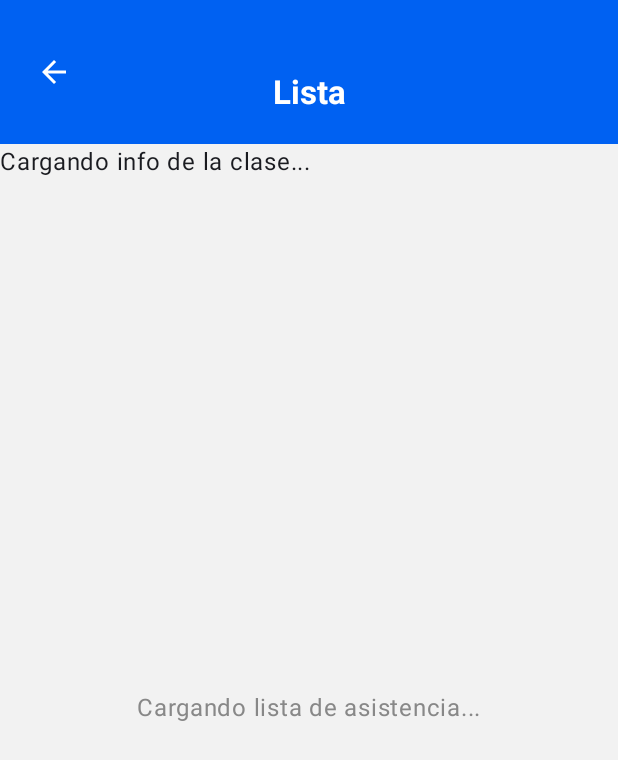
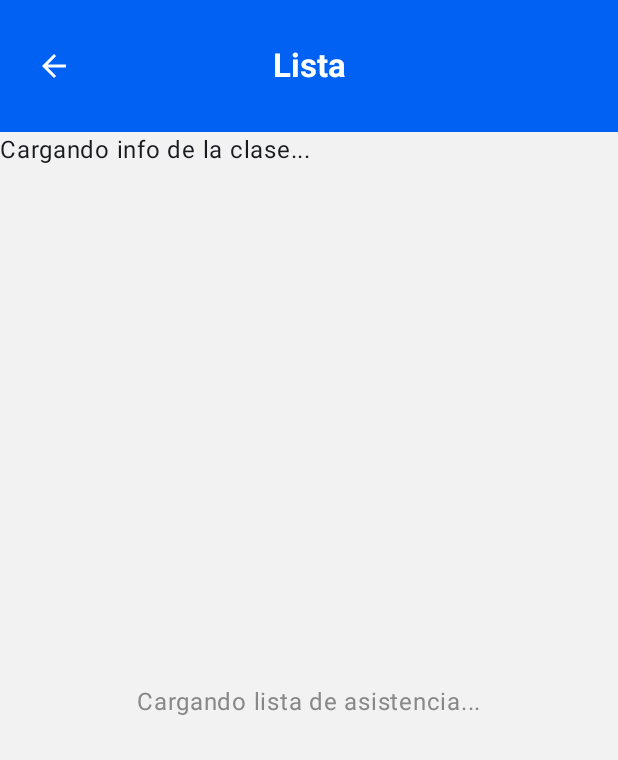
Before and after one commit to Eduardoaot/ANDROIDASISTENCIAS, an Android app built with Jetpack Compose: the composable ListaScreen called with empty values, on a phone screen of 412 x 824 dp. Shown: the top 760 px of the screen. Run offline under Robolectric (Android 15) with nearby library versions, the phone set to English and light mode, and no system bars; libraries missing offline, so code that uses them is left out: androidx.camera.core, androidx.camera.lifecycle, androidx.camera.view, com.google.mlkit.vision; 1 statement that could not run was skipped.

Commit message:
Alineacion de lista

```diff
--- a/app/src/main/java/com/example/navigationguide/ListaScreen.kt
+++ b/app/src/main/java/com/example/navigationguide/ListaScreen.kt
@@ -72,10 +72,10 @@ fun ListaScreen(
                 .padding(vertical = 20.dp, horizontal = 12.dp)
         ) {
             Text(
-                text = " \nLista",
+                text = "Lista",
                 style = MaterialTheme.typography.titleLarge.copy(color = Color.White),
                 fontWeight = FontWeight.Bold,
-                modifier = Modifier.align(Alignment.TopCenter)
+                modifier = Modifier.align(Alignment.Center)
             )
             IconButton(
                 onClick = { navController.popBackStack() },
```
